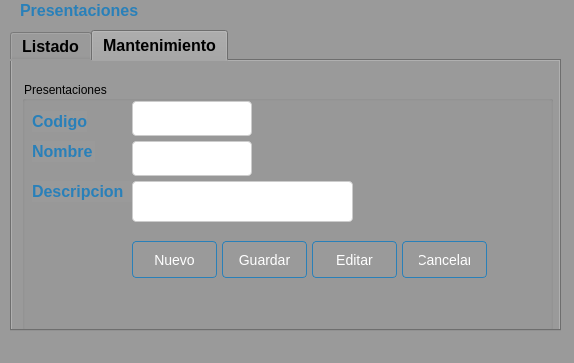
Before: the Qt Designer form Sistema de ventas/ui/FrmPresentacion.ui in CodeDrTech/DevelopPython, drawn with Qt 5.
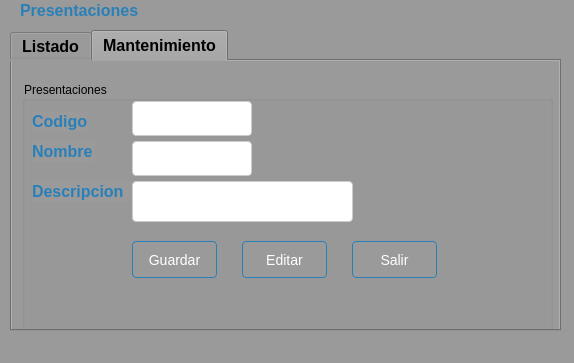
After: the same form once the commit is applied. The open tabs and pages were chosen to show the change.

Diff of the .ui file:
```diff
--- a/Sistema de ventas/ui/FrmPresentacion.ui
+++ b/Sistema de ventas/ui/FrmPresentacion.ui
@@ -471,47 +471,10 @@
         <string>Descripcion</string>
        </property>
       </widget>
-      <widget class="QPushButton" name="btnNuevo">
-       <property name="geometry">
-        <rect>
-         <x>110</x>
-         <y>160</y>
-         <width>85</width>
-         <height>37</height>
-        </rect>
-       </property>
-       <property name="styleSheet">
-        <string notr="true">QPushButton {
-    background: qlineargradient(x1: 0, y1: 0, x2: 0, y2: 1,
-                                 stop: 0 #5DADE2, stop: 1 #2980b9);
-    color: #ffffff;
-    border: 1px solid #2980b9;
-    padding: 8px 16px;
-    border-radius: 4px;
-    font-size: 14px;
-}
-
-QPushButton:hover {
-    background: qlineargradient(x1: 0, y1: 0, x2: 0, y2: 1,
-                                 stop: 0 #4DA8DB, stop: 1 #2471a3);
-    border: 1px solid #2471a3;
-}
-
-QPushButton:pressed {
-    background: qlineargradient(x1: 0, y1: 0, x2: 0, y2: 1,
-                                 stop: 0 #3C89B4, stop: 1 #1f618d);
-    border: 1px solid #1f618d;
-}
-</string>
-       </property>
-       <property name="text">
-        <string>Nuevo</string>
-       </property>
-      </widget>
       <widget class="QPushButton" name="btnEditar">
        <property name="geometry">
         <rect>
-         <x>290</x>
+         <x>220</x>
          <y>160</y>
          <width>85</width>
          <height>37</height>
@@ -548,7 +511,7 @@
       <widget class="QPushButton" name="btnGuardar">
        <property name="geometry">
         <rect>
-         <x>200</x>
+         <x>110</x>
          <y>160</y>
          <width>85</width>
          <height>37</height>
@@ -585,7 +548,7 @@
       <widget class="QPushButton" name="btnCancelar">
        <property name="geometry">
         <rect>
-         <x>380</x>
+         <x>330</x>
          <y>160</y>
          <width>85</width>
          <height>37</height>
@@ -616,7 +579,10 @@
 </string>
        </property>
        <property name="text">
-        <string>Cancelar</string>
+        <string>Salir</string>
+       </property>
+       <property name="shortcut">
+        <string>Esc</string>
        </property>
       </widget>
       <widget class="QLineEdit" name="txtCodigo">
```
Left out of the diff: 35 changed lines with no effect on the pictures.
